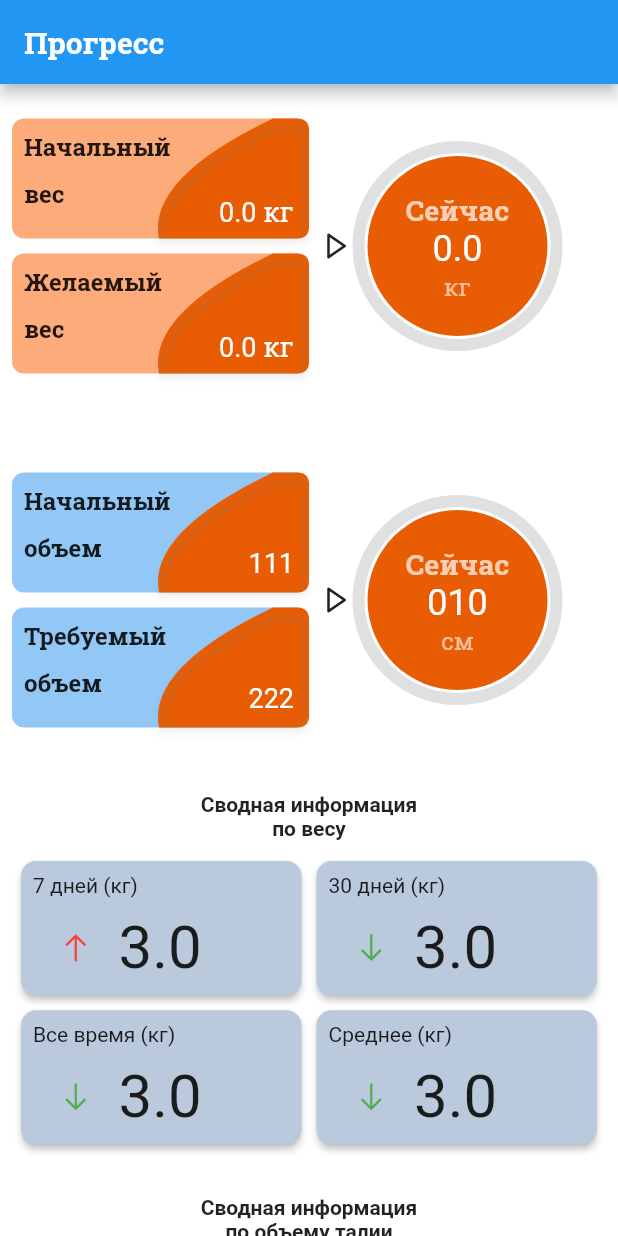
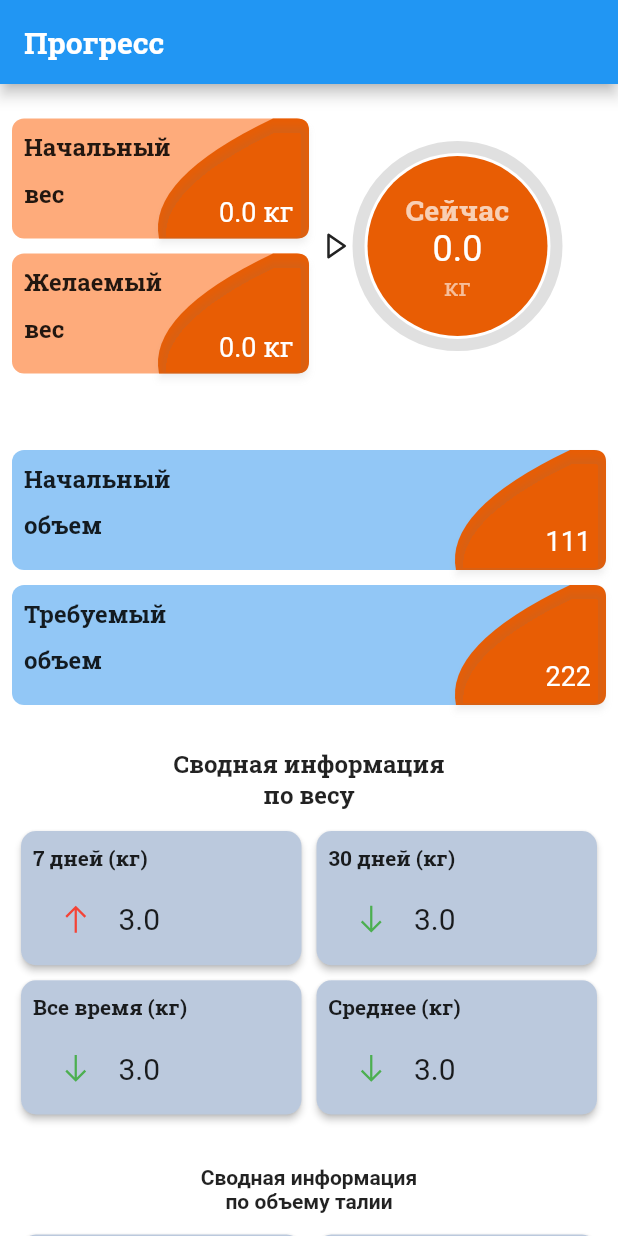
Before and after one commit to Graaggas/WeightControlWithGetX, a Flutter app: the DashboardPage screen opened directly, on a phone screen of 412 x 824 dp. Run offline on Flutter 3.47's test engine with Material 2 defaults, Android fonts, the phone set to English and light mode, and no system bars; drawn by our look-alikes of auto_size_text; our stand-ins replace adaptive_dialog, flutter_boxicons, get, google_fonts, hive, line_awesome_flutter and 1 more; accounts and stored records are empty; generated files the repository leaves out were written again.

Commit message:
weight card designing

```diff
--- a/lib/screens/tabs/dashboard/dashboard-page.dart
+++ b/lib/screens/tabs/dashboard/dashboard-page.dart
@@ -42,13 +42,17 @@ class DashboardPage extends StatelessWidget {
               ),
               Text(
                 "Сводная информация",
-                style: TextStyle(
+                style: GoogleFonts.robotoSlab(
+                  // fontWeight: FontWeight.bold,
+                  fontSize: 16,
                   fontWeight: FontWeight.bold,
                 ),
               ),
               Text(
                 "по весу",
-                style: TextStyle(
+                style: GoogleFonts.robotoSlab(
+                  // fontWeight: FontWeight.bold,
+                  fontSize: 16,
                   fontWeight: FontWeight.bold,
                 ),
               ),
@@ -129,8 +133,10 @@ class DashboardPage extends StatelessWidget {
               children: [
                 Text(
                   averageValue,
-                  style: TextStyle(
+                  style: GoogleFonts.robotoSlab(
+                    // fontWeight: FontWeight.bold,
                     fontSize: 14,
+                    fontWeight: FontWeight.bold,
                   ),
                 ),
               ],
@@ -167,6 +173,10 @@ class DashboardPage extends StatelessWidget {
                         AutoSizeText(
                           "${value.toString()}",
                           presetFontSizes: [60, 40, 20, 10],
+                          style: TextStyle(
+                            fontFamily: GoogleFonts.russoOne().fontFamily,
+                            fontSize: 18,
+                          ),
                         ),
                       ],
                     ),
@@ -202,12 +212,12 @@ class StartWaisteWidget extends StatelessWidget {
                 typeOfValueWeightWaiste: "объем",
                 isWeight: false),
           ),
-          Expanded(
-            child: RadialProgress(
-              typeOfMeasure: "см",
-              isWeight: false,
-            ),
-          ),
+          // Expanded(
+          //   child: RadialProgress(
+          //     typeOfMeasure: "см",
+          //     isWeight: false,
+          //   ),
+          // ),
         ],
       ),
     );
```
Also changed, not shown: lib/screens/values-page/values-page.dart (+9 -2 lines), lib/screens/values-page/weight-card.dart (+101 -17 lines).
